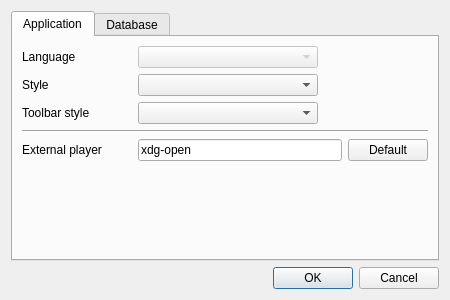
eugene-melnik/alexandra, file src/settingswindow.ui: the form before one commit.
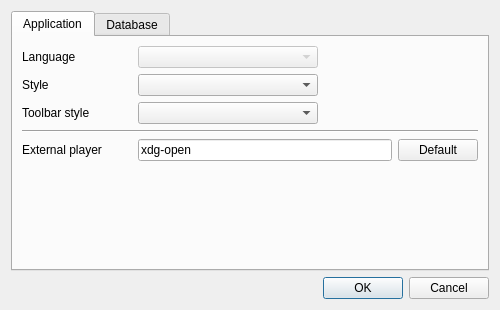
The form after the commit. Icons and pictures are not drawn.

```diff
--- a/src/settingswindow.ui
+++ b/src/settingswindow.ui
@@ -9,14 +9,14 @@
    <rect>
     <x>0</x>
     <y>0</y>
-    <width>450</width>
-    <height>300</height>
+    <width>500</width>
+    <height>310</height>
    </rect>
   </property>
   <property name="minimumSize">
    <size>
-    <width>450</width>
-    <height>300</height>
+    <width>500</width>
+    <height>310</height>
    </size>
   </property>
   <property name="windowTitle">
```
